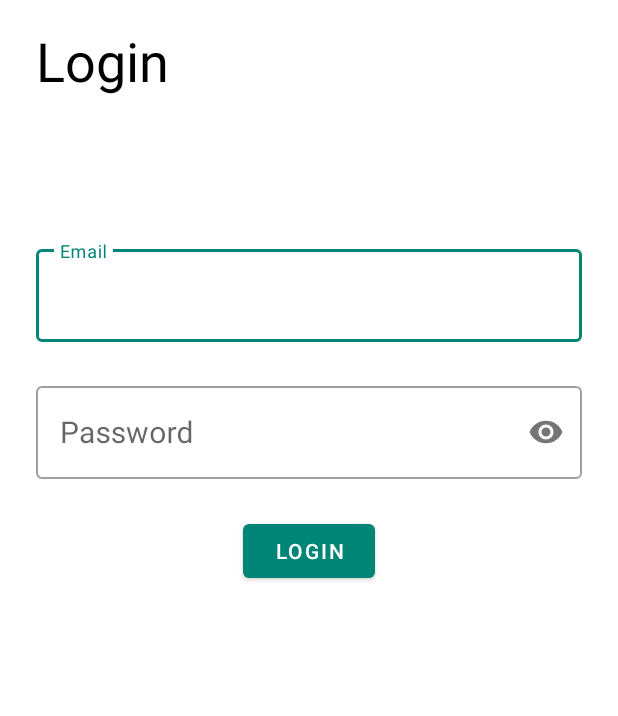
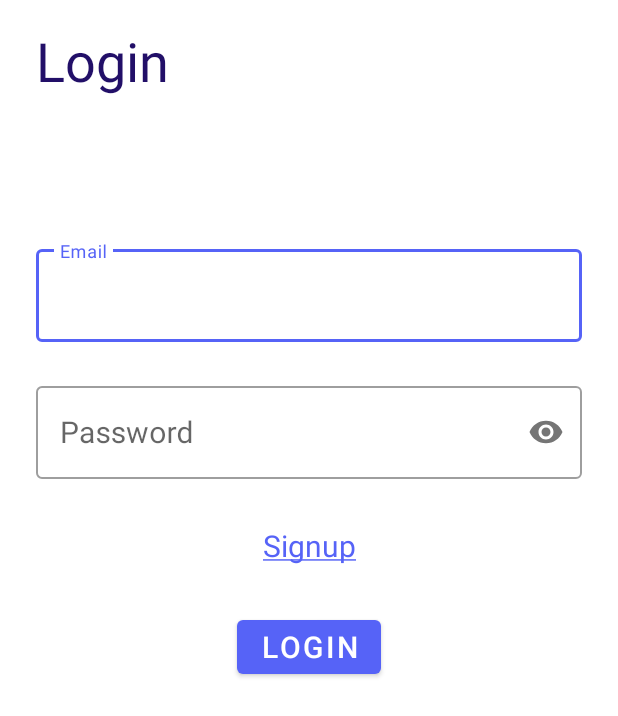
Before and after one commit to Chester-King/cloud-computing, an Android app: the screen it shows after launch (LoginActivity), on a phone screen of 412 x 824 dp. Shown: the top 716 px of the screen. Run offline under Robolectric (Android 15) with nearby library versions, the phone set to English and light mode, and no system bars.

Commit message:
Update as of 9:40

```diff
--- a/App/app/src/main/AndroidManifest.xml
+++ b/App/app/src/main/AndroidManifest.xml
@@ -13,7 +13,8 @@
         android:roundIcon="@mipmap/ic_launcher_round"
         android:supportsRtl="true"
         android:theme="@style/AppTheme">
-        <activity android:name=".activities.JourneyActivity"></activity>
+        <activity android:name=".activities.SignupActivity"></activity>
+        <activity android:name=".activities.JourneyActivity" />
         <activity android:name=".activities.HomeActivity" />
         <activity android:name=".activities.LoginActivity">
             <intent-filter>
--- a/App/app/src/main/java/com/example/amazonians/activities/HomeActivity.java
+++ b/App/app/src/main/java/com/example/amazonians/activities/HomeActivity.java
@@ -39,7 +39,6 @@ public class HomeActivity extends AppCompatActivity {
     protected void onCreate(Bundle savedInstanceState) {
         super.onCreate(savedInstanceState);
         setContentView(R.layout.activity_home);
-//        FirebaseApp.initializeApp(this);
         mDatabase = FirebaseDatabase.getInstance();
         mDatabaseReference = mDatabase.getReference();
         getLocation();
--- a/App/app/src/main/java/com/example/amazonians/activities/LoginActivity.java
+++ b/App/app/src/main/java/com/example/amazonians/activities/LoginActivity.java
@@ -33,5 +33,12 @@ public class LoginActivity extends AppCompatActivity {
             }
         });
 
+        (findViewById(R.id.textView4)).setOnClickListener(new View.OnClickListener() {
+            @Override
+            public void onClick(View v) {
+                startActivity(new Intent(LoginActivity.this, SignupActivity.class));
+            }
+        });
+
     }
 }
--- a/App/app/src/main/res/layout/activity_login.xml
+++ b/App/app/src/main/res/layout/activity_login.xml
@@ -13,7 +13,7 @@
         android:layout_marginLeft="24dp"
         android:layout_marginTop="16dp"
         android:text="Login"
-        android:textColor="@android:color/black"
+        android:textColor="@color/colorPrimaryDark"
         android:textSize="36sp"
         app:layout_constraintBottom_toBottomOf="parent"
         app:layout_constraintHorizontal_bias="0.0"
@@ -72,10 +72,27 @@
         android:layout_marginTop="24dp"
         android:layout_marginBottom="8dp"
         android:text="Login"
+        android:textSize="20sp"
         app:layout_constraintBottom_toBottomOf="parent"
         app:layout_constraintEnd_toEndOf="@+id/textInputLayout2"
         app:layout_constraintStart_toStartOf="@+id/textInputLayout2"
         app:layout_constraintTop_toBottomOf="@+id/textInputLayout2"
-        app:layout_constraintVertical_bias="0.0" />
+        app:layout_constraintVertical_bias="0.15" />
+
+    <TextView
+        android:id="@+id/textView4"
+        android:layout_width="wrap_content"
+        android:layout_height="wrap_content"
+        android:layout_marginStart="8dp"
+        android:layout_marginTop="8dp"
+        android:layout_marginEnd="8dp"
+        android:layout_marginBottom="8dp"
+        android:text="@string/signup"
+        android:textColor="@color/colorPrimary"
+        android:textSize="20sp"
+        app:layout_constraintBottom_toTopOf="@+id/btn_login"
+        app:layout_constraintEnd_toEndOf="parent"
+        app:layout_constraintStart_toStartOf="parent"
+        app:layout_constraintTop_toBottomOf="@+id/textInputLayout2" />
 
 </androidx.constraintlayout.widget.ConstraintLayout>
--- a/App/app/src/main/res/values/colors.xml
+++ b/App/app/src/main/res/values/colors.xml
@@ -1,6 +1,6 @@
 <?xml version="1.0" encoding="utf-8"?>
 <resources>
-    <color name="colorPrimary">#008577</color>
-    <color name="colorPrimaryDark">#00574B</color>
-    <color name="colorAccent">#D81B60</color>
+    <color name="colorPrimary">#5663f7</color>
+    <color name="colorPrimaryDark">#220f68</color>
+    <color name="colorAccent">#20e596</color>
 </resources>
--- a/App/app/src/main/res/values/strings.xml
+++ b/App/app/src/main/res/values/strings.xml
@@ -1,3 +1,4 @@
 <resources>
     <string name="app_name">Amazonians</string>
+    <string name="signup"><u>Signup</u></string>
 </resources>
```
Also changed, not shown: App/app/src/main/java/com/example/amazonians/activities/SignupActivity.java (added, +18 -0 lines), App/app/src/main/res/layout/activity_home.xml (+4 -4 lines), App/app/src/main/res/layout/activity_signup.xml (added, +59 -0 lines).
